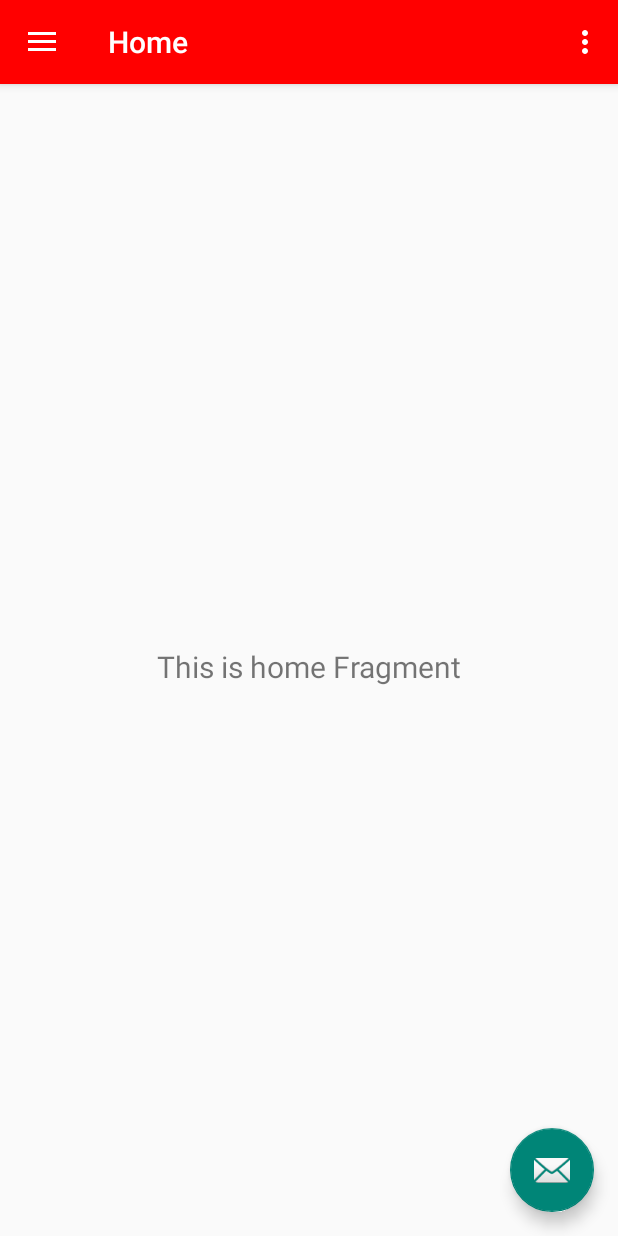
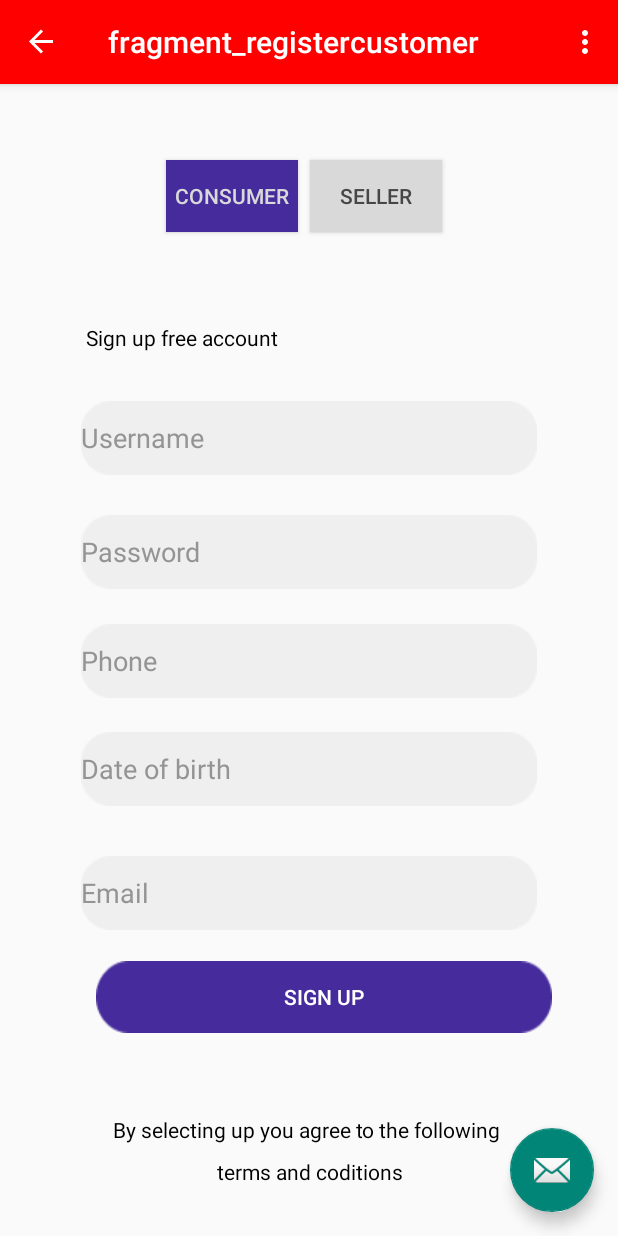
Before and after one commit to MartinRGC/ProyectoFinalMovilesTEAM, an Android app: the MainActivity screen opened directly, with no data from a screen before it, on a phone screen of 412 x 824 dp. Run offline under Robolectric (Android 15) with nearby library versions, the phone set to English and light mode, and no system bars; our stand-ins replace navigation-ui.

Commit message:
register button falta XD

```diff
--- a/ProyectoFinalMovilesTEAM/src/main/java/com/algarrobo/proyectofinalmvilesteam/LoginActivity.kt
+++ b/ProyectoFinalMovilesTEAM/src/main/java/com/algarrobo/proyectofinalmvilesteam/LoginActivity.kt
@@ -5,6 +5,7 @@ import androidx.appcompat.app.AppCompatActivity
 import android.os.Bundle
 import android.widget.Button
 import android.widget.EditText
+import com.algarrobo.proyectofinalmvilesteam.ui.fragments.RegistercustomerFragment
 import com.google.android.material.snackbar.Snackbar
 import com.google.firebase.auth.FirebaseAuth
 import com.google.firebase.auth.FirebaseAuthException
@@ -49,7 +50,7 @@ class LoginActivity : AppCompatActivity() {
                 }
         }
         btnRegister.setOnClickListener{
-          //  startActivity(Intent(this, LoginActivity::class.java)) redirección al fragment registro
+           startActivity(Intent(this, RegistercustomerFragment::class.java)) // redirección al fragment registro
         }
     }
 }
--- a/ProyectoFinalMovilesTEAM/src/main/java/com/algarrobo/proyectofinalmvilesteam/MainActivity.kt
+++ b/ProyectoFinalMovilesTEAM/src/main/java/com/algarrobo/proyectofinalmvilesteam/MainActivity.kt
@@ -37,7 +37,7 @@ class MainActivity : AppCompatActivity() {
         // menu should be considered as top level destinations.
         appBarConfiguration = AppBarConfiguration(
             setOf(
-                R.id.nav_home, R.id.nav_gallery, R.id.nav_slideshow
+               // R.id.nav_home, R.id.nav_gallery, R.id.nav_slideshow
             ), drawerLayout
         )
         setupActionBarWithNavController(navController, appBarConfiguration)
--- /dev/null
+++ b/ProyectoFinalMovilesTEAM/src/main/java/com/algarrobo/proyectofinalmvilesteam/ui/fragments/RegistercustomerFragment.kt
@@ -0,0 +1,41 @@
+package com.algarrobo.proyectofinalmvilesteam.ui.fragments
+
+import android.content.Intent
+import android.os.Bundle
+import androidx.fragment.app.Fragment
+import android.view.LayoutInflater
+import android.view.View
+import android.view.ViewGroup
+import android.widget.Button
+import android.widget.EditText
+import com.algarrobo.proyectofinalmvilesteam.LoginActivity
+import com.algarrobo.proyectofinalmvilesteam.R
+
+
+class RegistercustomerFragment : Fragment() {
+
+    override fun onCreateView(
+        inflater: LayoutInflater, container: ViewGroup?,
+        savedInstanceState: Bundle?
+    ): View? {
+        // Inflate the layout for this fragment
+        val view: View = inflater.inflate(R.layout.fragment_registercustomer, container, false)
+
+        val edtrucsel: EditText = view.findViewById(R.id.edtrucsel)
+        val edtpsswsel: EditText = view.findViewById(R.id.edtpsswsel)
+        val edtphonesel: EditText = view.findViewById(R.id.edtphonesel)
+        val edtdatesel: EditText = view.findViewById(R.id.edtdatesel)
+        val edtemailsel: EditText = view.findViewById(R.id.edtrucsel)
+        val btnsignsel: Button = view.findViewById(R.id.btnsignsel)
+        val bncon: Button = view.findViewById(R.id.bncon)
+        val btnsel: Button = view.findViewById(R.id.btnsel)
+        return view
+
+        btnsel.setOnClickListener {
+            val intent = Intent(this, RegistersellerFragment::class.java)
+            startActivity(intent)
+        }
+    }
+
+
+}
--- a/ProyectoFinalMovilesTEAM/src/main/java/com/algarrobo/proyectofinalmvilesteam/ui/home/HomeFragment.kt
+++ /dev/null
@@ -1,42 +0,0 @@
-package com.algarrobo.proyectofinalmvilesteam.ui.home
-
-import android.os.Bundle
-import android.view.LayoutInflater
-import android.view.View
-import android.view.ViewGroup
-import android.widget.TextView
-import androidx.fragment.app.Fragment
-import androidx.lifecycle.ViewModelProvider
-import com.algarrobo.proyectofinalmvilesteam.databinding.FragmentHomeBinding
-
-class HomeFragment : Fragment() {
-
-    private var _binding: FragmentHomeBinding? = null
-
-    // This property is only valid between onCreateView and
-    // onDestroyView.
-    private val binding get() = _binding!!
-
-    override fun onCreateView(
-        inflater: LayoutInflater,
-        container: ViewGroup?,
-        savedInstanceState: Bundle?
-    ): View {
-        val homeViewModel =
-            ViewModelProvider(this).get(HomeViewModel::class.java)
-
-        _binding = FragmentHomeBinding.inflate(inflater, container, false)
-        val root: View = binding.root
-
-        val textView: TextView = binding.textHome
-        homeViewModel.text.observe(viewLifecycleOwner) {
-            textView.text = it
-        }
-        return root
-    }
-
-    override fun onDestroyView() {
-        super.onDestroyView()
-        _binding = null
-    }
-}
--- a/ProyectoFinalMovilesTEAM/src/main/java/com/algarrobo/proyectofinalmvilesteam/ui/home/HomeViewModel.kt
+++ /dev/null
@@ -1,13 +0,0 @@
-package com.algarrobo.proyectofinalmvilesteam.ui.home
-
-import androidx.lifecycle.LiveData
-import androidx.lifecycle.MutableLiveData
-import androidx.lifecycle.ViewModel
-
-class HomeViewModel : ViewModel() {
-
-    private val _text = MutableLiveData<String>().apply {
-        value = "This is home Fragment"
-    }
-    val text: LiveData<String> = _text
-}
--- a/ProyectoFinalMovilesTEAM/src/main/res/layout/fragment_home.xml
+++ /dev/null
@@ -1,22 +0,0 @@
-<?xml version="1.0" encoding="utf-8"?>
-<androidx.constraintlayout.widget.ConstraintLayout xmlns:android="http://schemas.android.com/apk/res/android"
-    xmlns:app="http://schemas.android.com/apk/res-auto"
-    xmlns:tools="http://schemas.android.com/tools"
-    android:layout_width="match_parent"
-    android:layout_height="match_parent"
-    tools:context=".ui.home.HomeFragment">
-
-    <TextView
-        android:id="@+id/text_home"
-        android:layout_width="match_parent"
-        android:layout_height="wrap_content"
-        android:layout_marginStart="8dp"
-        android:layout_marginTop="8dp"
-        android:layout_marginEnd="8dp"
-        android:textAlignment="center"
-        android:textSize="20sp"
-        app:layout_constraintBottom_toBottomOf="parent"
-        app:layout_constraintEnd_toEndOf="parent"
-        app:layout_constraintStart_toStartOf="parent"
-        app:layout_constraintTop_toTopOf="parent" />
-</androidx.constraintlayout.widget.ConstraintLayout>
--- /dev/null
+++ b/ProyectoFinalMovilesTEAM/src/main/res/layout/fragment_registercustomer.xml
@@ -0,0 +1,159 @@
+<?xml version="1.0" encoding="utf-8"?>
+<androidx.constraintlayout.widget.ConstraintLayout xmlns:android="http://schemas.android.com/apk/res/android"
+    xmlns:app="http://schemas.android.com/apk/res-auto"
+    xmlns:tools="http://schemas.android.com/tools"
+    android:id="@+id/frameLayout"
+    android:layout_width="match_parent"
+    android:layout_height="match_parent"
+    tools:context=".ui.fragments.RegistercustomerFragment">
+
+    <!-- TODO: Update blank fragment layout -->
+    <Button
+        android:id="@+id/bncon"
+        android:layout_width="wrap_content"
+        android:layout_height="wrap_content"
+        android:layout_marginStart="103dp"
+        android:background="#462B9C"
+        android:text="Consumer"
+        android:textColor="@color/gray"
+        app:layout_constraintBaseline_toBaselineOf="@+id/btnsel"
+        app:layout_constraintEnd_toStartOf="@+id/btnsel"
+        app:layout_constraintStart_toStartOf="parent" />
+
+    <Button
+        android:id="@+id/btnsel"
+        android:layout_width="wrap_content"
+        android:layout_height="wrap_content"
+        android:layout_marginTop="49dp"
+        android:layout_marginEnd="110dp"
+        android:layout_marginBottom="60dp"
+        android:background="#D9D9D9"
+        android:text="Seller"
+        android:textColor="#474646"
+        app:layout_constraintBottom_toTopOf="@+id/tvsignupcon"
+        app:layout_constraintEnd_toEndOf="parent"
+        app:layout_constraintStart_toEndOf="@+id/bncon"
+        app:layout_constraintTop_toTopOf="parent" />
+
+    <Button
+        android:id="@+id/btnsignsel"
+        android:layout_width="wrap_content"
+        android:layout_height="wrap_content"
+        android:layout_marginStart="77dp"
+        android:layout_marginEnd="79dp"
+        android:layout_marginBottom="53dp"
+        android:background="@drawable/rectsignup"
+        android:text="Sign up"
+        android:textColor="@color/white"
+        app:layout_constraintBottom_toTopOf="@+id/tvcondcon"
+        app:layout_constraintEnd_toEndOf="@+id/edtemailsel"
+        app:layout_constraintStart_toStartOf="@+id/tvcondcon"
+        app:layout_constraintTop_toBottomOf="@+id/edtemailsel" />
+
+    <TextView
+        android:id="@+id/tvsignupcon"
+        android:layout_width="wrap_content"
+        android:layout_height="wrap_content"
+        android:layout_marginStart="3dp"
+        android:layout_marginBottom="31dp"
+        android:text="Sign up free account"
+        android:textColor="#000000"
+        app:layout_constraintBottom_toTopOf="@+id/edtrucsel"
+        app:layout_constraintStart_toStartOf="@+id/edtrucsel"
+        app:layout_constraintTop_toBottomOf="@+id/btnsel" />
+
+    <TextView
+        android:id="@+id/tvcondcon"
+        android:layout_width="wrap_content"
+        android:layout_height="wrap_content"
+        android:layout_marginBottom="8dp"
+        android:text="By selecting up you agree to the following "
+        android:textColor="#000000"
+        app:layout_constraintBottom_toTopOf="@+id/tvtermscon"
+        app:layout_constraintEnd_toEndOf="parent"
+        app:layout_constraintStart_toStartOf="parent"
+        app:layout_constraintTop_toBottomOf="@+id/btnsignsel" />
+
+    <TextView
+        android:id="@+id/tvtermscon"
+        android:layout_width="wrap_content"
+        android:layout_height="wrap_content"
+        android:layout_marginBottom="32dp"
+        android:text="terms and coditions"
+        android:textColor="#000000"
+        app:layout_constraintBottom_toBottomOf="parent"
+        app:layout_constraintEnd_toEndOf="@+id/tvcondcon"
+        app:layout_constraintStart_toStartOf="@+id/tvcondcon"
+        app:layout_constraintTop_toBottomOf="@+id/tvcondcon" />
+
+    <EditText
+        android:id="@+id/edtphonesel"
+        android:layout_width="wrap_content"
+        android:layout_height="wrap_content"
+        android:layout_marginBottom="22dp"
+        android:background="@drawable/rectext1"
+        android:ems="10"
+        android:inputType="text"
+        android:text="Phone"
+        android:textColor="#949494"
+        app:layout_constraintBottom_toTopOf="@+id/edtdatesel"
+        app:layout_constraintStart_toStartOf="@+id/edtpsswsel"
+        app:layout_constraintTop_toBottomOf="@+id/edtpsswsel" />
+
+    <EditText
+        android:id="@+id/edtemailsel"
+        android:layout_width="wrap_content"
+        android:layout_height="wrap_content"
+        android:layout_marginBottom="20dp"
+        android:background="@drawable/rectext1"
+        android:ems="10"
+        android:inputType="text"
+        android:text="Email"
+        android:textColor="#949494"
+        app:layout_constraintBottom_toTopOf="@+id/btnsignsel"
+        app:layout_constraintStart_toStartOf="@+id/edtdatesel"
+        app:layout_constraintTop_toBottomOf="@+id/edtdatesel" />
+
+    <EditText
+        android:id="@+id/edtrucsel"
+        android:layout_width="wrap_content"
+        android:layout_height="wrap_content"
+        android:layout_marginBottom="26dp"
+        android:background="@drawable/rectext1"
+        android:ems="10"
+        android:inputType="text"
+        android:text="Username"
+        android:textColor="#949494"
+        app:layout_constraintBottom_toTopOf="@+id/edtpsswsel"
+        app:layout_constraintEnd_toEndOf="parent"
+        app:layout_constraintStart_toStartOf="parent"
+        app:layout_constraintTop_toBottomOf="@+id/tvsignupcon" />
+
+    <EditText
+        android:id="@+id/edtdatesel"
+        android:layout_width="wrap_content"
+        android:layout_height="wrap_content"
+        android:layout_marginBottom="32dp"
+        android:background="@drawable/rectext1"
+        android:ems="10"
+        android:inputType="text"
+        android:text="Date of birth"
+        android:textColor="#949494"
+        app:layout_constraintBottom_toTopOf="@+id/edtemailsel"
+        app:layout_constraintStart_toStartOf="@+id/edtphonesel"
+        app:layout_constraintTop_toBottomOf="@+id/edtphonesel" />
+
+    <EditText
+        android:id="@+id/edtpsswsel"
+        android:layout_width="wrap_content"
+        android:layout_height="wrap_content"
+        android:layout_marginBottom="22dp"
+        android:background="@drawable/rectext1"
+        android:ems="10"
+        android:inputType="text"
+        android:text="Password"
+        android:textColor="#949494"
+        app:layout_constraintBottom_toTopOf="@+id/edtphonesel"
+        app:layout_constraintStart_toStartOf="@+id/edtrucsel"
+        app:layout_constraintTop_toBottomOf="@+id/edtrucsel" />
+</androidx.constraintlayout.widget.ConstraintLayout>
--- a/ProyectoFinalMovilesTEAM/src/main/res/navigation/mobile_navigation.xml
+++ b/ProyectoFinalMovilesTEAM/src/main/res/navigation/mobile_navigation.xml
@@ -3,23 +3,15 @@
     xmlns:app="http://schemas.android.com/apk/res-auto"
     xmlns:tools="http://schemas.android.com/tools"
     android:id="@+id/mobile_navigation"
-    app:startDestination="@+id/nav_home">
-
+    app:startDestination="@id/navregistercustomer">
     <fragment
-        android:id="@+id/nav_home"
-        android:name="com.algarrobo.proyectofinalmvilesteam.ui.home.HomeFragment"
-        android:label="@string/menu_home"
-        tools:layout="@layout/fragment_home" />
-
+        android:id="@+id/navregistercustomer"
+        android:name="com.algarrobo.proyectofinalmvilesteam.ui.fragments.RegistercustomerFragment"
+        android:label="fragment_registercustomer"
+        tools:layout="@layout/fragment_registercustomer" />
     <fragment
-        android:id="@+id/nav_gallery"
-        android:name="com.algarrobo.proyectofinalmvilesteam.ui.gallery.GalleryFragment"
-        android:label="@string/menu_gallery"
-        tools:layout="@layout/fragment_gallery" />
-
-    <fragment
-        android:id="@+id/nav_slideshow"
-        android:name="com.algarrobo.proyectofinalmvilesteam.ui.slideshow.SlideshowFragment"
-        android:label="@string/menu_slideshow"
-        tools:layout="@layout/fragment_slideshow" />
+        android:id="@+id/navregisterseller"
+        android:name="com.algarrobo.proyectofinalmvilesteam.ui.fragments.RegistersellerFragment"
+        android:label="fragment_registerseller"
+        tools:layout="@layout/fragment_registerseller" />
 </navigation>
--- a/ProyectoFinalMovilesTEAM/src/main/res/values/strings.xml
+++ b/ProyectoFinalMovilesTEAM/src/main/res/values/strings.xml
@@ -68,4 +68,6 @@ Login to your account
     <string name="Repartidores">
     Repartidores
     </string>
+    <!-- TODO: Remove or change this placeholder text -->
+    <string name="hello_blank_fragment">Hello blank fragment</string>
 </resources>
```
Also changed, not shown: ProyectoFinalMovilesTEAM/src/main/java/com/algarrobo/proyectofinalmvilesteam/ui/fragments/RegistersellerFragment.kt (added, +24 -0 lines), ProyectoFinalMovilesTEAM/src/main/java/com/algarrobo/proyectofinalmvilesteam/ui/gallery/GalleryFragment.kt (deleted, +0 -42 lines), ProyectoFinalMovilesTEAM/src/main/java/com/algarrobo/proyectofinalmvilesteam/ui/gallery/GalleryViewModel.kt (deleted, +0 -13 lines), ProyectoFinalMovilesTEAM/src/main/java/com/algarrobo/proyectofinalmvilesteam/ui/slideshow/SlideshowFragment.kt (deleted, +0 -42 lines), ProyectoFinalMovilesTEAM/src/main/java/com/algarrobo/proyectofinalmvilesteam/ui/slideshow/SlideshowViewModel.kt (deleted, +0 -13 lines), ProyectoFinalMovilesTEAM/src/main/res/layout/fragment_gallery.xml (deleted, +0 -22 lines), ProyectoFinalMovilesTEAM/src/main/res/layout/fragment_registerseller.xml (added, +164 -0 lines), ProyectoFinalMovilesTEAM/src/main/res/layout/fragment_slideshow.xml (deleted, +0 -22 lines), 1 other file.
